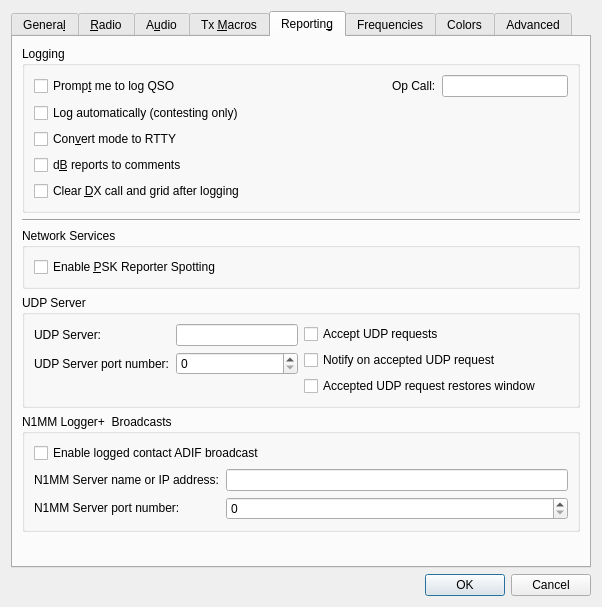
The window that Configuration.ui (saitohirga/WSJT-X) describes before a commit, drawn with Qt 5.
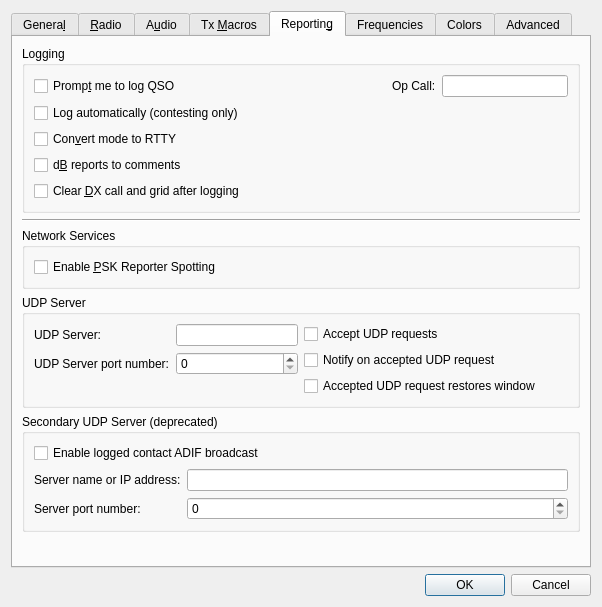
The same window after the commit. The open tabs and pages were chosen to show the change. Custom widgets are drawn as their Qt base class.

Commit message:
Remove references to N1MM on the Settings dialog as it now uses the WSJT-X UDP messages
The second  UDP server  and port  are noted  as deprecated  since that
channel  is no  longer  used  for its  original  purpose, namely  N1MM
Logger+ consumption of  ADIF logged QSO records. This  has been marked
as  deprecated  rather than  removing  since  other applications  have
unilaterally chosen to use this feed rather than the documented WSJT-X
UDP  message   protocol  which  contains  the   same  information  and
more. Expect  this UDP  channel to  be removed  in some  future WSJT-X
release.

```diff
--- a/Configuration.ui
+++ b/Configuration.ui
@@ -7,7 +7,7 @@
     <x>0</x>
     <y>0</y>
     <width>546</width>
-    <height>536</height>
+    <height>553</height>
    </rect>
   </property>
   <property name="windowTitle">
@@ -1919,7 +1919,7 @@
        <item>
         <widget class="QGroupBox" name="n1mm_group_box">
          <property name="title">
-          <string>N1MM Logger+  Broadcasts</string>
+          <string>Secondary UDP Server (deprecated)</string>
          </property>
          <layout class="QFormLayout" name="formLayout_15">
           <item row="0" column="0" colspan="2">
@@ -1935,7 +1935,7 @@
           <item row="1" column="0">
            <widget class="QLabel" name="n1mm_server_name_label">
             <property name="text">
-             <string>&lt;html&gt;&lt;head/&gt;&lt;body&gt;&lt;p&gt;N1MM Server name or IP address:&lt;/p&gt;&lt;/body&gt;&lt;/html&gt;</string>
+             <string>Server name or IP address:</string>
             </property>
             <property name="buddy">
              <cstring>n1mm_server_name_line_edit</cstring>
@@ -1952,7 +1952,7 @@
           <item row="2" column="0">
            <widget class="QLabel" name="n1mm_server_port_label">
             <property name="text">
-             <string>&lt;html&gt;&lt;head/&gt;&lt;body&gt;&lt;p&gt;N1MM Server port number:&lt;/p&gt;&lt;/body&gt;&lt;/html&gt;</string>
+             <string>Server port number:</string>
             </property>
             <property name="buddy">
              <cstring>n1mm_server_port_spin_box</cstring>
```
Left out of the diff: 12 changed lines with no effect on the pictures.
